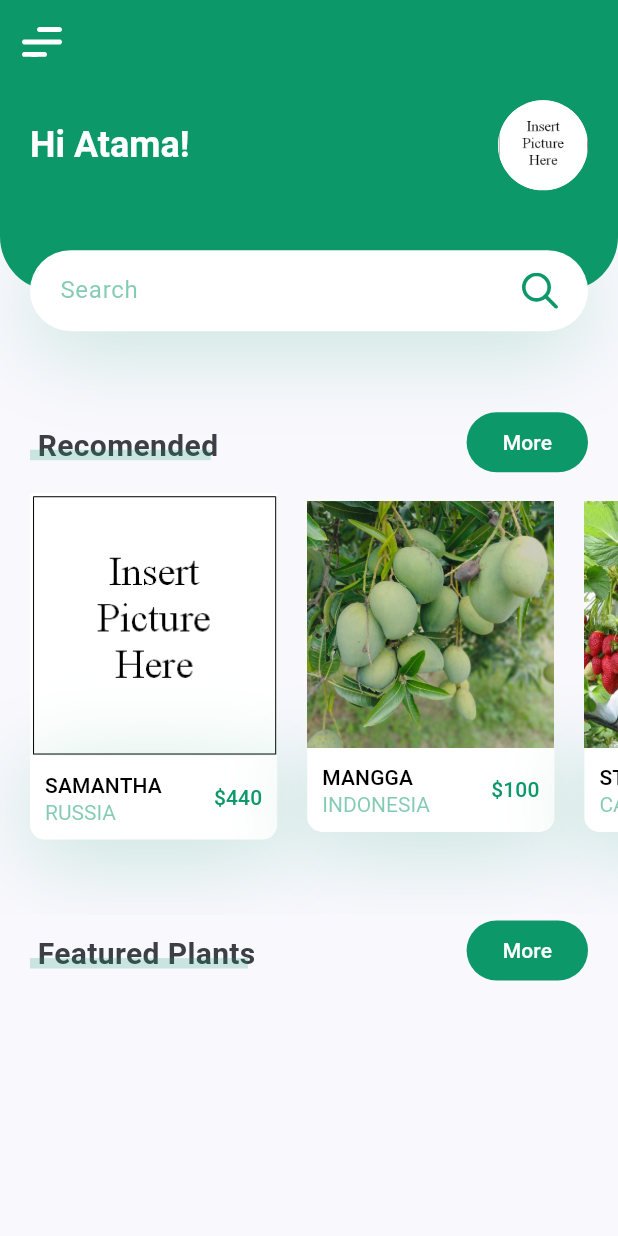
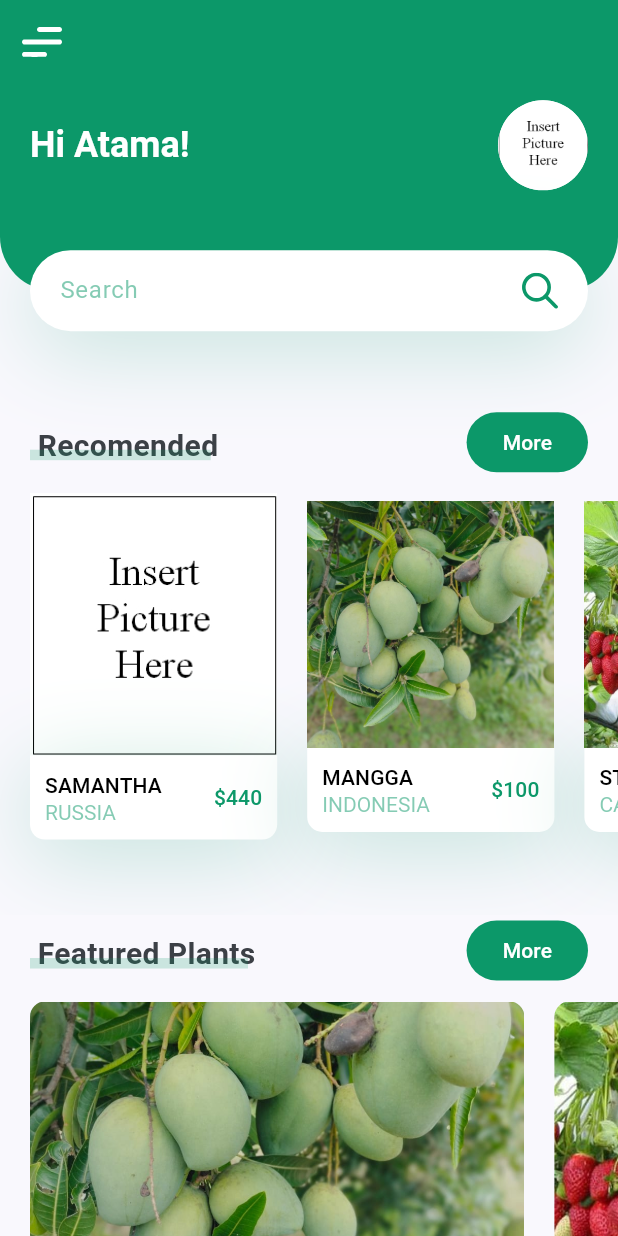
Before and after one commit to FirdausyTama/PlantApp, a Flutter app: the screen it shows after launch, on a phone screen of 412 x 824 dp. Run offline on Flutter 3.47's test engine with Material 3 defaults, Android fonts, the phone set to English and light mode, and no system bars; our stand-ins replace flutter_svg.

```diff
--- a/lib/screens/home/components/body.dart
+++ b/lib/screens/home/components/body.dart
@@ -1,6 +1,7 @@
 import 'package:flutter/material.dart';
 import 'package:plantapp/constants.dart';
 import 'package:plantapp/screens/home/components/RecomendsPlant.dart';
+import 'package:plantapp/screens/home/components/featured_plant.dart';
 import 'package:plantapp/screens/home/components/header_with_searchbox.dart';
 import 'package:plantapp/screens/home/components/title_with_more_btn.dart';
 
@@ -18,6 +19,8 @@ class Body extends StatelessWidget {
           TitleWithMoreButton(title: "Recomended", press: () {}),
           RecomendsPlant(),
           TitleWithMoreButton(title: "Featured Plants", press: () {}),
+          FeaturedPlants(),
+          SizedBox(height: kDefaultPadding,)
         ],
       ),
     );
```
